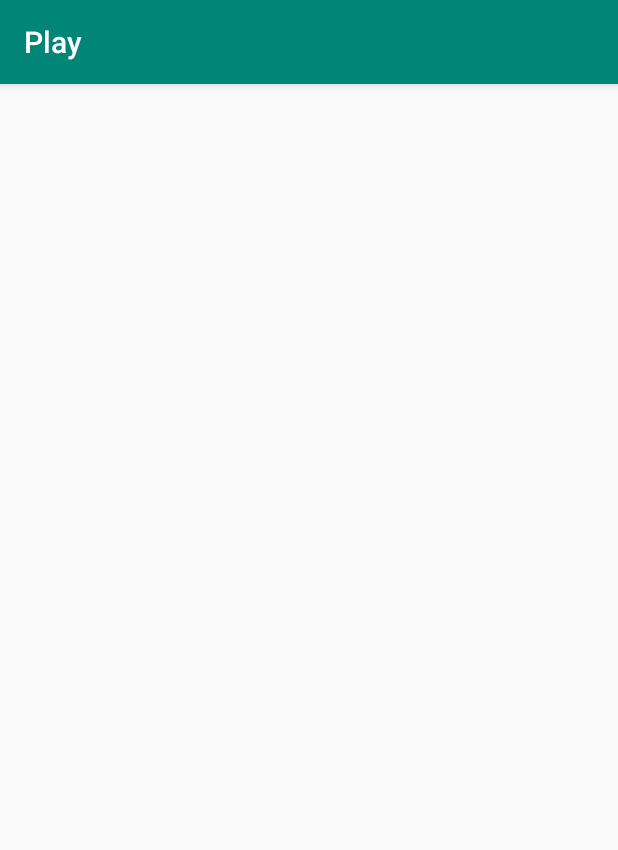
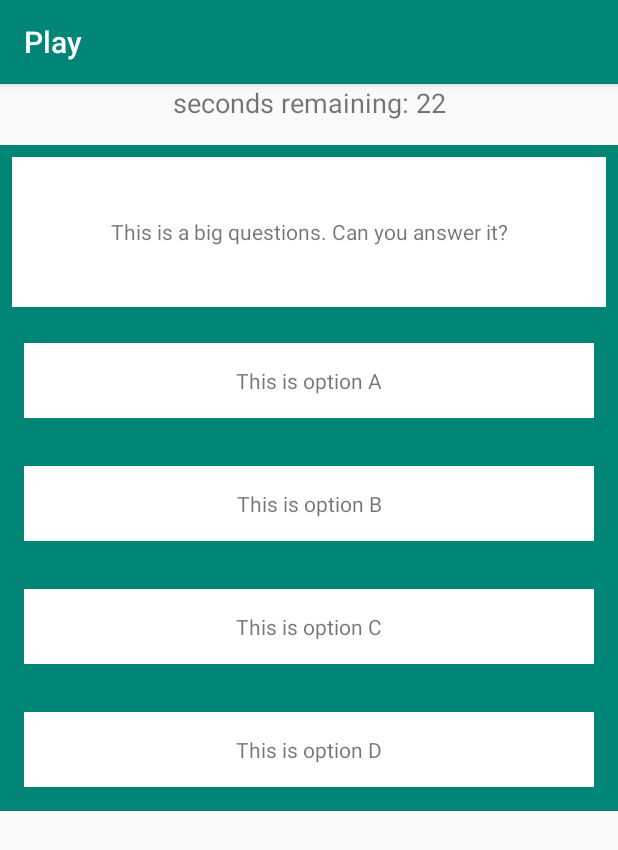
Before and after one commit to apexkid/android-skeleton-dagger-rx-mvp, an Android app: the screen it shows after launch (PlayActivity), on a phone screen of 412 x 824 dp. Shown: the top 850 px of the screen. Run offline under Robolectric (Android 15) with nearby library versions, the phone set to English and light mode, and no system bars; our stand-ins replace ButterKnife, Dagger/Hilt's generated code; 1 statement that could not run was skipped.

Commit message:
Added fragment for game question

```diff
--- a/app/src/main/java/com/streetsmart/app/MainActivity.java
+++ b/app/src/main/java/com/streetsmart/app/MainActivity.java
@@ -17,5 +17,7 @@ public class MainActivity extends AppCompatActivity {
         //IntentWrapper.startRewardsActivity(trhis);
         IntentWrapper.startPlayActivity(this);
         //IntentWrapper.startLeaderboardActivity(this);
+
+        finish();
     }
 }
--- a/app/src/main/java/com/streetsmart/app/activity/play/PlayActivity.java
+++ b/app/src/main/java/com/streetsmart/app/activity/play/PlayActivity.java
@@ -1,27 +1,73 @@
 package com.streetsmart.app.activity.play;
 
 import android.os.Bundle;
+import android.os.CountDownTimer;
+import android.widget.TextView;
 
 import androidx.appcompat.app.AppCompatActivity;
+import androidx.fragment.app.FragmentManager;
+import androidx.fragment.app.FragmentTransaction;
 
 import com.streetsmart.app.R;
+import com.streetsmart.app.activity.play.textquestion.TextQuestionFragment;
+import com.streetsmart.app.data.GameQuestionsRecord;
+import com.streetsmart.app.root.StreetsmartApp;
 
 import javax.inject.Inject;
 
-public class PlayActivity extends AppCompatActivity implements PlayMVP.View {
+import butterknife.BindView;
+import butterknife.ButterKnife;
+
+public class PlayActivity extends AppCompatActivity implements PlayMVP.View, PlayFragmentFlow {
 
     @Inject
     PlayMVP.Presenter presenter;
+
+    @BindView(R.id.timer)
+    TextView timerTextView;
+
+    private FragmentManager fragmentManager;
 
     @Override
     protected void onCreate(Bundle savedInstanceState) {
         super.onCreate(savedInstanceState);
         setContentView(R.layout.activity_play);
+
+        ((StreetsmartApp) getApplication())
+                .getApplicationComponent()
+                .inject(PlayActivity.this);
+
+        ButterKnife.bind(this);
+
+        fragmentManager = getSupportFragmentManager();
+
     }
 
     @Override
-    public void updateData() {
+    public void updateData(GameQuestionsRecord record) {
 
+        launchTextQuestionFragment();
+
+        new CountDownTimer(30000, 1000) {
+            public void onTick(long millisUntilFinished) {
+                timerTextView.setText("seconds remaining: " + millisUntilFinished / 1000);
+            }
+            public void onFinish() {
+                timerTextView.setText("done!");
+            }
+        }.start();
+
+
+    }
+
+    private void launchTextQuestionFragment() {
+
+        FragmentTransaction ft = fragmentManager.beginTransaction();
+        final TextQuestionFragment askPNContentFragment = new TextQuestionFragment();
+
+        ft.replace(R.id.question_layout_container, askPNContentFragment);
+        ft.setTransition(FragmentTransaction.TRANSIT_FRAGMENT_FADE);
+        ft.commit();
     }
 
     @Override
@@ -38,4 +84,19 @@ public class PlayActivity extends AppCompatActivity implements PlayMVP.View {
     public void showSnackbar(String msg) {
 
     }
+
+    @Override
+    protected void onStart() {
+        super.onStart();
+        presenter.attachView(this);
+        presenter.subscribeData();
+    }
+
+    @Override
+    protected void onStop() {
+        super.onStop();
+        presenter.detachView();
+        presenter.unsubscribeData();
+    }
+
 }
--- /dev/null
+++ b/app/src/main/java/com/streetsmart/app/activity/play/PlayFragmentFlow.java
@@ -0,0 +1,4 @@
+package com.streetsmart.app.activity.play;
+
+public interface PlayFragmentFlow {
+}
--- a/app/src/main/java/com/streetsmart/app/activity/play/PlayMVP.java
+++ b/app/src/main/java/com/streetsmart/app/activity/play/PlayMVP.java
@@ -1,9 +1,11 @@
 package com.streetsmart.app.activity.play;
+
+import com.streetsmart.app.data.GameQuestionsRecord;
 
 public interface PlayMVP {
 
     interface View {
-        void updateData();
+        void updateData(GameQuestionsRecord record);
         void showRefreshLoader(boolean loadingStatus);
         void clearData();
         void showSnackbar(String msg);
--- a/app/src/main/java/com/streetsmart/app/activity/play/PlayPresenter.java
+++ b/app/src/main/java/com/streetsmart/app/activity/play/PlayPresenter.java
@@ -1,19 +1,27 @@
 package com.streetsmart.app.activity.play;
 
+import android.util.Log;
+
 public class PlayPresenter implements PlayMVP.Presenter {
+
+    private final static String TAG = PlayPresenter.class.getName();
+
+    private PlayMVP.View view;
+
     @Override
     public void attachView(PlayMVP.View view) {
-
+        this.view = view;
+        Log.v(TAG, "Attach view done. View=" + view);
     }
 
     @Override
     public void detachView() {
-
+        this.view = null;
     }
 
     @Override
     public void subscribeData() {
-
+        view.updateData(null);
     }
 
     @Override
--- /dev/null
+++ b/app/src/main/java/com/streetsmart/app/activity/play/textquestion/TextQuestionFragment.java
@@ -0,0 +1,75 @@
+package com.streetsmart.app.activity.play.textquestion;
+
+import android.content.Context;
+import android.os.Bundle;
+import android.view.LayoutInflater;
+import android.view.View;
+import android.view.ViewGroup;
+
+import androidx.fragment.app.Fragment;
+
+import com.streetsmart.app.R;
+import com.streetsmart.app.activity.play.PlayFragmentFlow;
+
+
+public class TextQuestionFragment extends Fragment {
+    // TODO: Rename parameter arguments, choose names that match
+    // the fragment initialization parameters, e.g. ARG_ITEM_NUMBER
+    private static final String ARG_PARAM1 = "param1";
+    private static final String ARG_PARAM2 = "param2";
+
+    // TODO: Rename and change types of parameters
+    private String mParam1;
+    private String mParam2;
+
+    private PlayFragmentFlow mFlow;
+
+    public TextQuestionFragment() {}
+
+    /**
+     * Use this factory method to create a new instance of
+     * this fragment using the provided parameters.
+     *
+     * @param param1 Parameter 1.
+     * @param param2 Parameter 2.
+     * @return A new instance of fragment TextQuestionFragment.
+     */
+    // TODO: Rename and change types and number of parameters
+    public static TextQuestionFragment newInstance(String param1, String param2) {
+        TextQuestionFragment fragment = new TextQuestionFragment();
+        Bundle args = new Bundle();
+        args.putString(ARG_PARAM1, param1);
+        args.putString(ARG_PARAM2, param2);
+        fragment.setArguments(args);
+        return fragment;
+    }
+
+    @Override
+    public void onCreate(Bundle savedInstanceState) {
+        super.onCreate(savedInstanceState);
+        if (getArguments() != null) {
+            mParam1 = getArguments().getString(ARG_PARAM1);
+            mParam2 = getArguments().getString(ARG_PARAM2);
+        }
+    }
+
+    @Override
+    public View onCreateView(LayoutInflater inflater, ViewGroup container,
+                             Bundle savedInstanceState) {
+        // Inflate the layout for this fragment
+        return inflater.inflate(R.layout.fragment_text_question, container, false);
+    }
+
+
+    @Override
+    public void onAttach(Context context) {
+        super.onAttach(context);
+        mFlow = (PlayFragmentFlow) getActivity();;
+    }
+
+    @Override
+    public void onDetach() {
+        super.onDetach();
+    }
+
+}
--- /dev/null
+++ b/app/src/main/java/com/streetsmart/app/data/GameQuestionsRecord.java
@@ -0,0 +1,17 @@
+package com.streetsmart.app.data;
+
+import java.util.List;
+
+public class GameQuestionsRecord {
+
+    private String id;
+    private List<Question> questions;
+
+    public static class Question {
+        private String content;
+        private String contentImage;
+        private List<String> answers;
+        private String answerType;
+        private List<String> correctAnswers;
+    }
+}
--- a/app/src/main/java/com/streetsmart/app/root/ApplicationComponent.java
+++ b/app/src/main/java/com/streetsmart/app/root/ApplicationComponent.java
@@ -2,6 +2,7 @@ package com.streetsmart.app.root;
 
 import com.streetsmart.app.activity.dashboard.DashboardActivity;
 import com.streetsmart.app.activity.dashboard.DashboardModule;
+import com.streetsmart.app.activity.play.PlayActivity;
 import com.streetsmart.app.activity.play.PlayModule;
 
 import javax.inject.Singleton;
@@ -17,4 +18,5 @@ import dagger.Component;
 public interface ApplicationComponent {
 
     void inject(DashboardActivity target);
+    void inject(PlayActivity target);
 }
--- a/app/src/main/res/layout/activity_play.xml
+++ b/app/src/main/res/layout/activity_play.xml
@@ -1,9 +1,30 @@
 <?xml version="1.0" encoding="utf-8"?>
-<androidx.constraintlayout.widget.ConstraintLayout xmlns:android="http://schemas.android.com/apk/res/android"
+<androidx.constraintlayout.widget.ConstraintLayout
+    xmlns:android="http://schemas.android.com/apk/res/android"
     xmlns:app="http://schemas.android.com/apk/res-auto"
     xmlns:tools="http://schemas.android.com/tools"
     android:layout_width="match_parent"
     android:layout_height="match_parent"
     tools:context=".activity.play.PlayActivity">
 
+    <TextView
+        android:id="@+id/timer"
+        android:layout_width="match_parent"
+        android:layout_height="wrap_content"
+        android:gravity="center"
+        android:text="Text"
+        android:textSize="18sp"
+        app:layout_constraintEnd_toEndOf="parent"
+        app:layout_constraintStart_toStartOf="parent"
+        app:layout_constraintTop_toTopOf="parent" />
+
+    <FrameLayout
+        android:id="@+id/question_layout_container"
+        android:layout_width="match_parent"
+        android:layout_height="wrap_content"
+        android:layout_marginTop="16dp"
+        app:layout_constraintEnd_toEndOf="parent"
+        app:layout_constraintStart_toStartOf="parent"
+        app:layout_constraintTop_toBottomOf="@+id/timer" />
+
 </androidx.constraintlayout.widget.ConstraintLayout>
--- /dev/null
+++ b/app/src/main/res/layout/fragment_text_question.xml
@@ -0,0 +1,66 @@
+<?xml version="1.0" encoding="utf-8"?>
+<FrameLayout xmlns:android="http://schemas.android.com/apk/res/android"
+    xmlns:tools="http://schemas.android.com/tools"
+    android:layout_width="match_parent"
+    android:layout_height="match_parent"
+    tools:context=".activity.play.textquestion.TextQuestionFragment">
+
+    <LinearLayout
+        android:orientation="vertical"
+        android:layout_width="match_parent"
+        android:layout_height="match_parent"
+        android:layout_margin="0dp"
+        android:background="@color/colorPrimary">
+
+        <TextView
+            android:id="@+id/question_title"
+            android:layout_width="match_parent"
+            android:layout_height="wrap_content"
+            android:minHeight="100dp"
+            android:layout_margin="8dp"
+            android:background="#FFFFFF"
+            android:gravity="center"
+            android:text="This is a big questions. Can you answer it?" />
+
+        <TextView
+            android:id="@+id/question_option_1"
+            android:layout_width="match_parent"
+            android:layout_height="wrap_content"
+            android:minHeight="50dp"
+            android:layout_margin="16dp"
+            android:background="#FFFFFF"
+            android:gravity="center"
+            android:text="This is option A" />
+
+        <TextView
+            android:id="@+id/question_option_2"
+            android:layout_width="match_parent"
+            android:layout_height="wrap_content"
+            android:minHeight="50dp"
+            android:layout_margin="16dp"
+            android:background="#FFFFFF"
+            android:gravity="center"
+            android:text="This is option B" />
+
+        <TextView
+            android:id="@+id/question_option_3"
+            android:layout_width="match_parent"
+            android:layout_height="wrap_content"
+            android:minHeight="50dp"
+            android:layout_margin="16dp"
+            android:background="#FFFFFF"
+            android:gravity="center"
+            android:text="This is option C" />
+
+        <TextView
+            android:id="@+id/question_option_4"
+            android:layout_width="match_parent"
+            android:layout_height="wrap_content"
+            android:minHeight="50dp"
+            android:layout_margin="16dp"
+            android:background="#FFFFFF"
+            android:gravity="center"
+            android:text="This is option D" />
+
+    </LinearLayout>
+</FrameLayout>
--- a/app/src/main/res/values/strings.xml
+++ b/app/src/main/res/values/strings.xml
@@ -1,3 +1,6 @@
 <resources>
     <string name="app_name">Streetsmart</string>
+
+    <!-- TODO: Remove or change this placeholder text -->
+    <string name="hello_blank_fragment">Hello blank fragment</string>
 </resources>
```
